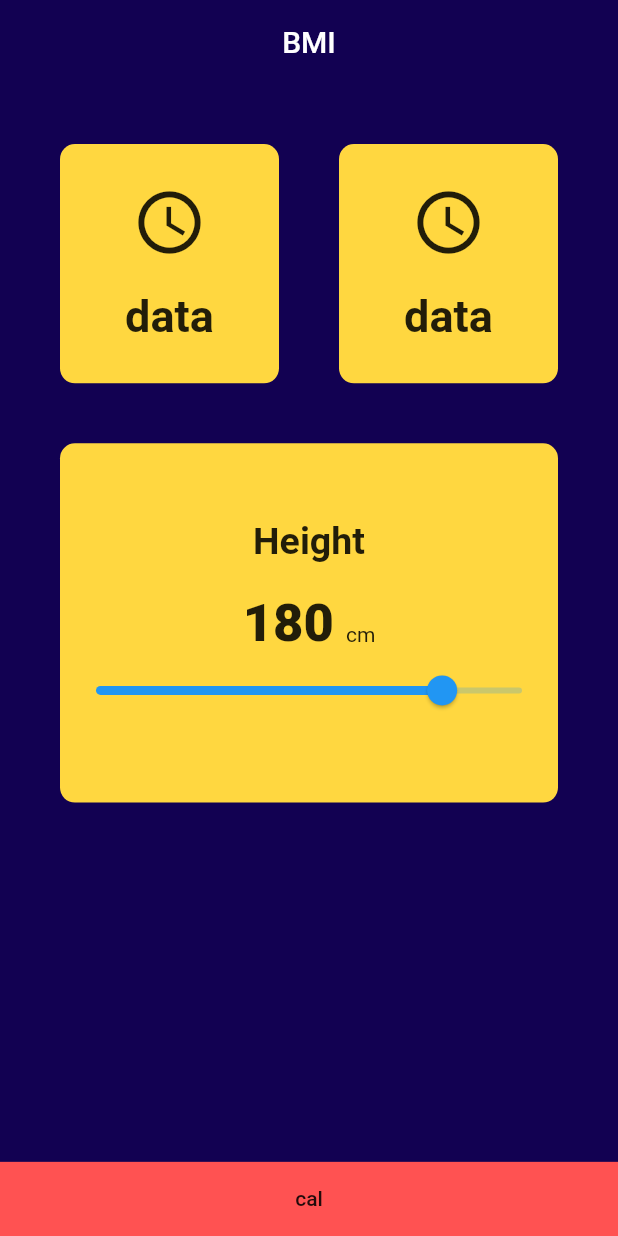
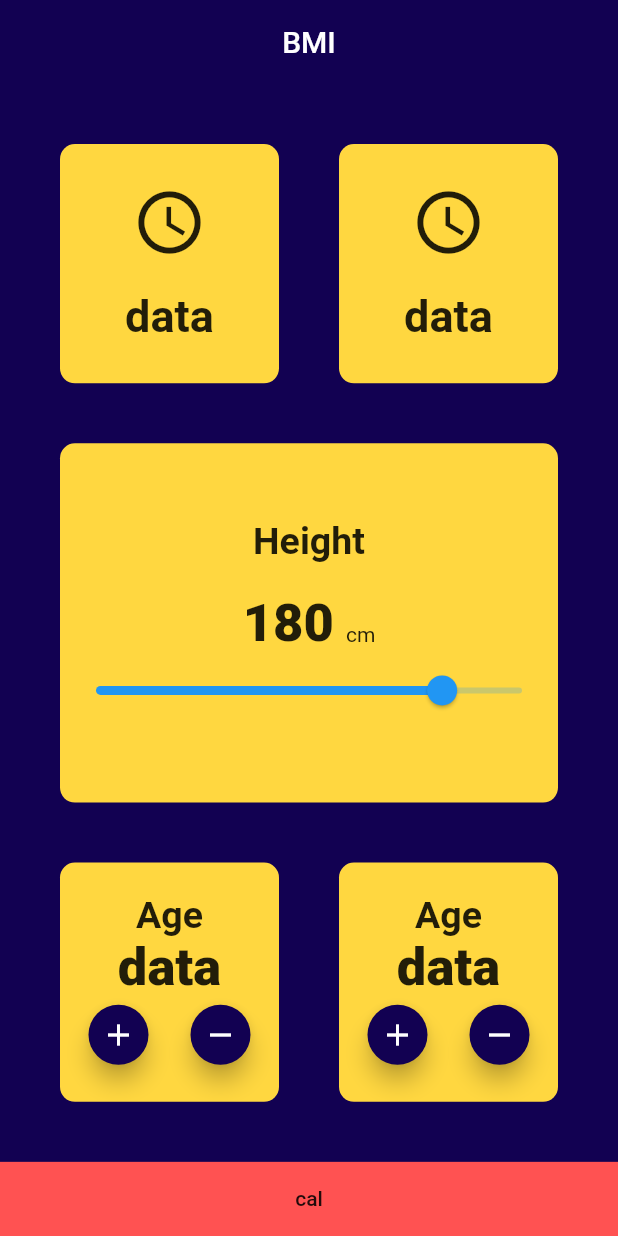
Before and after one commit to gamy2/flutter_abdallah, a Flutter app: the screen it shows after launch, on a phone screen of 412 x 824 dp. Run offline on Flutter 3.47's test engine with Material 2 defaults, Android fonts, the phone set to English and light mode, and no system bars.

Commit message:
end the 3rd section in BMI App
end the 3rd section in BMI App

```diff
--- a/lib/views/pages/BMI_app.dart
+++ b/lib/views/pages/BMI_app.dart
@@ -89,9 +89,12 @@ class _BmiAppState extends State<BmiApp> {
                   children: [
                     Text(
                       "Height",
-                      style: TextStyle(fontSize: 25, fontWeight: FontWeight.bold),
+                      style:
+                          TextStyle(fontSize: 25, fontWeight: FontWeight.bold),
                     ),
-                    SizedBox(height: 20,),
+                    SizedBox(
+                      height: 20,
+                    ),
                     Row(
                       crossAxisAlignment: CrossAxisAlignment.baseline,
                       textBaseline: TextBaseline.alphabetic,
@@ -102,7 +105,9 @@ class _BmiAppState extends State<BmiApp> {
                               fontSize: 35,
                               fontWeight: FontWeight.w900,
                             )),
-                            SizedBox(width: 8,),
+                        SizedBox(
+                          width: 8,
+                        ),
                         Text("cm"),
                       ],
                     ),
@@ -111,8 +116,7 @@ class _BmiAppState extends State<BmiApp> {
                         max: 210,
                         min: 50,
                         onChanged: (value) {
-                          print(value.round()
-                          );
+                          print(value.round());
                         })
                   ],
                 ),
@@ -123,7 +127,92 @@ class _BmiAppState extends State<BmiApp> {
             ),
           ),
           Expanded(
-            child: Container(),
+            child: Padding(
+              padding: const EdgeInsets.all(40.0),
+              child: Row(
+                children: [
+                  Expanded(
+                    child: Container(
+                      child: Column(
+                        mainAxisAlignment: MainAxisAlignment.center,
+                        children: [
+                          Text("Age",
+                              style: TextStyle(
+                                  fontSize: 25, fontWeight: FontWeight.bold)),
+                          Text("data",
+                              style: TextStyle(
+                                fontSize: 35,
+                                fontWeight: FontWeight.w900,
+                              )),
+                          Row(
+                            mainAxisAlignment: MainAxisAlignment.center,
+                            children: [
+                              FloatingActionButton(
+                                onPressed: () {},
+                                child: Icon(Icons.add),
+                                mini: true,
+                                backgroundColor: Color.fromARGB(255, 18, 1, 82),
+                              ),
+                               SizedBox(width: 20,),
+                              FloatingActionButton(
+                                onPressed: () {},
+                                child: Icon(Icons.remove),
+                                mini: true,
+                                backgroundColor: Color.fromARGB(255, 18, 1, 82),
+                              )
+                            ],
+                          )
+                        ],
+                      ),
+                      decoration: BoxDecoration(
+                          borderRadius: BorderRadius.circular(10),
+                          color: Colors.amberAccent),
+                    ),
+                  ),
+                  SizedBox(
+                    width: 40,
+                  ),
+                  Expanded(
+                    child: Container(
+                      child: Column(
+                        mainAxisAlignment: MainAxisAlignment.center,
+                        children: [
+                          Text("Age",
+                              style: TextStyle(
+                                  fontSize: 25, fontWeight: FontWeight.bold)),
+                          Text("data",
+                              style: TextStyle(
+                                fontSize: 35,
+                                fontWeight: FontWeight.w900,
+                              )),
+                          Row(
+                            mainAxisAlignment: MainAxisAlignment.center,
+                            children: [
+                              FloatingActionButton(
+                                onPressed: () {},
+                                child: Icon(Icons.add),
+                                mini: true,
+                                backgroundColor: Color.fromARGB(255, 18, 1, 82),
+                              ),
+                              SizedBox(width: 20,),
+                              FloatingActionButton(
+                                onPressed: () {},
+                                child: Icon(Icons.remove),
+                                mini: true,
+                                backgroundColor: Color.fromARGB(255, 18, 1, 82),
+                              )
+                            ],
+                          )
+                        ],
+                      ),
+                      decoration: BoxDecoration(
+                          borderRadius: BorderRadius.circular(10),
+                          color: Colors.amberAccent),
+                    ),
+                  )
+                ],
+              ),
+            ),
           ),
           Container(
             width: double.infinity,
```
